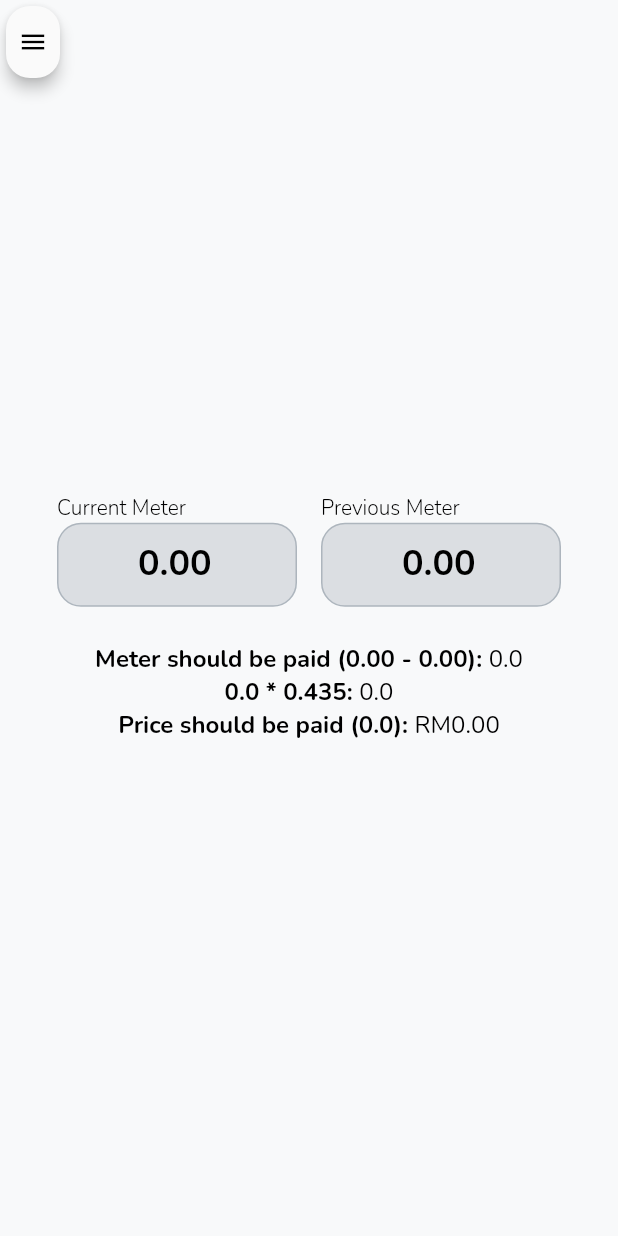
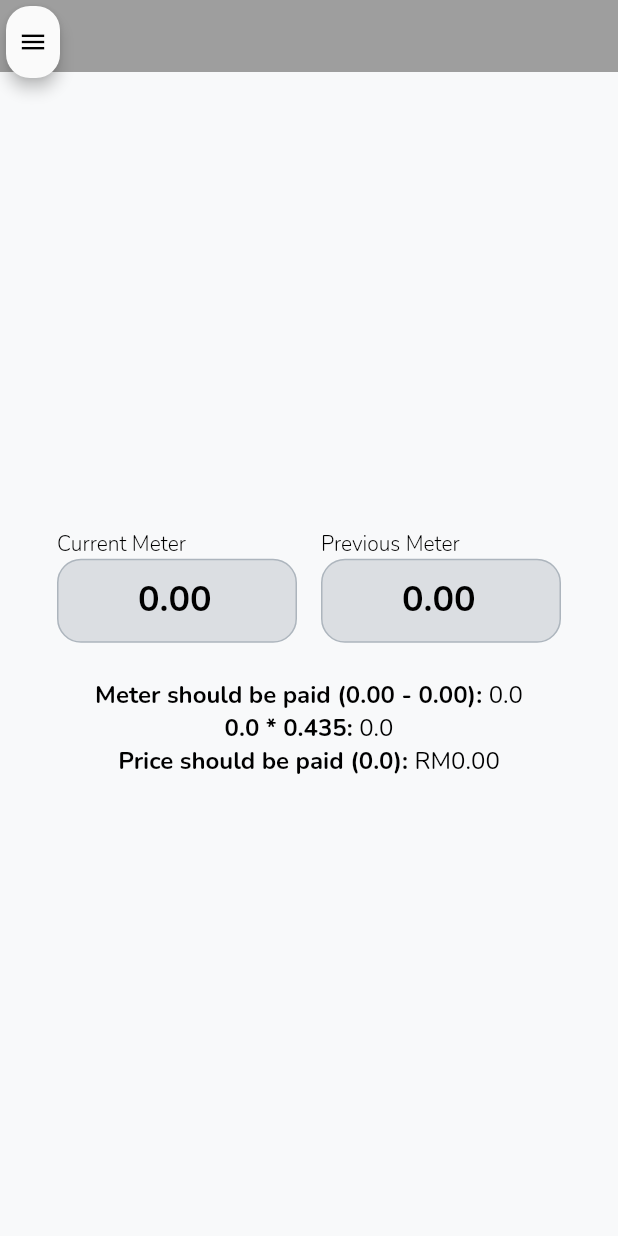
Before and after one commit to yongmeng315/EZ-App, a Flutter app: the screen it shows after launch, on a phone screen of 412 x 824 dp. Run offline on Flutter 3.47's test engine with Material 3 defaults, Android fonts, the phone set to English and light mode, and no system bars; our stand-ins replace go_router, google_fonts.

Commit message:
31 Dec 2025 Done: ; Pending: to do list;

```diff
--- a/lib/widgets/page_wrapper.dart
+++ b/lib/widgets/page_wrapper.dart
@@ -393,6 +393,9 @@ class _PageWrapper extends State<PageWrapper>
               key: _scaffoldKey,
               body: Container(
                 constraints: BoxConstraints(minHeight: height, minWidth: width),
+                margin: EdgeInsets.only(
+                  top: ResponsiveLayout.isSmallScreen(context) ? 48 : 0,
+                ),
                 color: Theme.of(context).scaffoldBackgroundColor,
                 child: widget.child,
               ),
```
